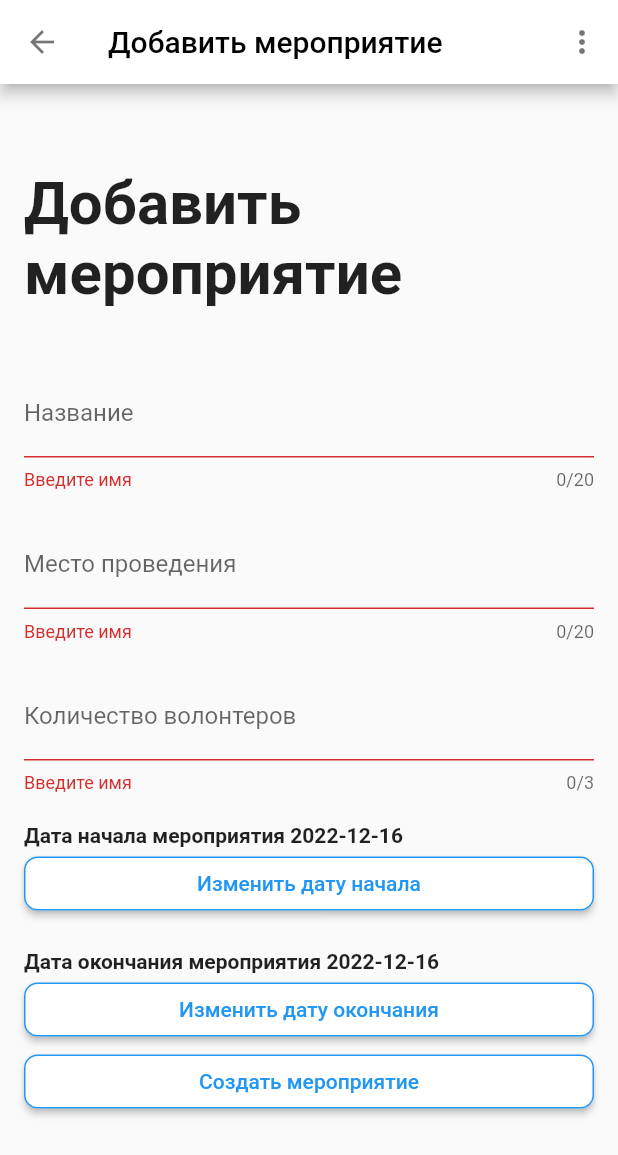
After one commit to IldarGreat/voluunterFront, a Flutter app: the AddEventPage screen opened by its route, after a tap on "Создать мероприятие", on a phone screen of 412 x 824 dp. The commit adds this screen. Shown: the top 1155 px of the screen. Run offline on Flutter 3.47's test engine with Material 2 defaults, Android fonts, the phone set to English and light mode, and no system bars; our stand-ins replace sqflite; accounts and stored records are empty.

Commit message:
feat:add admin flow

```diff
--- a/lib/main.dart
+++ b/lib/main.dart
@@ -1,9 +1,11 @@
 import 'package:flutter/material.dart';
-import 'package:volunteer/screens/applications_page.dart';
-import 'package:volunteer/screens/events_page.dart';
-import 'package:volunteer/screens/peronsal_area_user_page.dart';
+import 'package:volunteer/screens/user/applications_page.dart';
+import 'package:volunteer/screens/user/events_page.dart';
+import 'package:volunteer/screens/user/peronsal_area_user_page.dart';
 import 'model/event.dart';
-import 'screens/event_page.dart';
+import 'screens/admin/add_event_page.dart';
+import 'screens/admin/admin_area.dart';
+import 'screens/user/event_page.dart';
 import 'screens/login_page.dart';
 import 'screens/main_page.dart';
 import 'screens/reference_information_page.dart';
@@ -30,6 +32,9 @@ void main() {
           return MaterialPageRoute(
               builder: (context) => const PersonalAreaUserWidget());
           break;
+        case '/adminPage':
+          return MaterialPageRoute(builder: (context) => const AdminPage());
+          break;
         case '/events':
           String accessToken = settings.arguments as String;
           return MaterialPageRoute(
@@ -37,8 +42,10 @@ void main() {
           break;
         case '/event':
           Event event = settings.arguments as Event;
-          return MaterialPageRoute(
-              builder: (context) => EventScreen(event));
+          return MaterialPageRoute(builder: (context) => EventScreen(event));
+          break;
+        case '/addEvent':
+          return MaterialPageRoute(builder: (context) => const AddEventPage());
           break;
         case '/applications':
           String accessToken = settings.arguments as String;
@@ -47,13 +54,5 @@ void main() {
           break;
       }
     },
-    //routes: {
-    //  '/register': (context) => const RegisterPage(),
-    //  '/login': (context) => const LoginPage(),
-    //  '/reference': (context) => const ReferenceInformationPage(),
-    //  '/mainAuth': (context) => const PersonalAreaUserWidget(),
-    //  '/events': (context) => const EventsWidget(),
-    //  '/applications': (context) => const ApplicationsWidget(),
-    // },
   ));
 }
--- /dev/null
+++ b/lib/screens/admin/add_event_page.dart
@@ -0,0 +1,255 @@
+import 'package:flutter/material.dart';
+import 'package:flutter/src/widgets/container.dart';
+import 'package:flutter/src/widgets/framework.dart';
+import 'package:volunteer/api/event_api.dart';
+import 'package:volunteer/db/database.dart';
+import 'package:volunteer/model/event.dart';
+
+import '../../model/task.dart';
+
+class AddEventPage extends StatefulWidget {
+  const AddEventPage({super.key});
+
+  @override
+  State<AddEventPage> createState() => _AddEventPageState();
+}
+
+class _AddEventPageState extends State<AddEventPage> {
+  final _nameController = TextEditingController();
+  final _placeController = TextEditingController();
+  final _volunteerAmountController = TextEditingController();
+  DateTime startedDay = DateTime.now();
+  DateTime endedDay = DateTime.now();
+  final _formKey = GlobalKey<FormState>();
+  @override
+  void dispose() {
+    super.dispose();
+    _nameController.dispose();
+    _placeController.dispose();
+    _volunteerAmountController.dispose();
+  }
+
+  @override
+  Widget build(BuildContext context) {
+    return Scaffold(
+      appBar: AppBar(
+        title: const Text(
+          'Добавить мероприятие',
+          style: TextStyle(color: Colors.black),
+        ),
+        leading: IconButton(
+          icon: const Icon(
+            Icons.arrow_back,
+            color: Colors.black54,
+          ),
+          onPressed: () {
+            Navigator.pop(context);
+          },
+        ),
+        actions: [
+          IconButton(
+            onPressed: () {
+              Navigator.pushNamed(context, '/reference');
+            },
+            icon: const Icon(Icons.more_vert),
+            color: Colors.black54,
+          ),
+        ],
+        backgroundColor: Colors.white,
+      ),
+      body: Form(
+        key: _formKey,
+        child: ListView(
+          padding: const EdgeInsets.all(16),
+          children: [
+            const SizedBox(
+              height: 40,
+            ),
+            const Text(
+              'Добавить мероприятие',
+              style: TextStyle(
+                fontSize: 40,
+                fontWeight: FontWeight.bold,
+              ),
+            ),
+            const SizedBox(
+              height: 40,
+            ),
+            TextFormField(
+              controller: _nameController,
+              maxLength: 20,
+              decoration: const InputDecoration(
+                labelText: 'Название',
+                enabledBorder: OutlineInputBorder(
+                  borderSide: BorderSide(width: 0.1),
+                ),
+                focusedBorder: OutlineInputBorder(
+                  borderSide: BorderSide(width: 0.1),
+                ),
+              ),
+              validator: (value) => (value!.isEmpty) ? 'Введите имя' : null,
+            ),
+            const SizedBox(
+              height: 20,
+            ),
+            TextFormField(
+              controller: _placeController,
+              maxLength: 20,
+              decoration: const InputDecoration(
+                labelText: 'Место проведения',
+                enabledBorder: OutlineInputBorder(
+                  borderSide: BorderSide(width: 0.1),
+                ),
+                focusedBorder: OutlineInputBorder(
+                  borderSide: BorderSide(width: 0.1),
+                ),
+              ),
+              validator: (value) => (value!.isEmpty) ? 'Введите имя' : null,
+            ),
+            const SizedBox(
+              height: 20,
+            ),
+            TextFormField(
+              controller: _volunteerAmountController,
+              maxLength: 3,
+              keyboardType: TextInputType.number,
+              decoration: const InputDecoration(
+                labelText: 'Количество волонтеров',
+                enabledBorder: OutlineInputBorder(
+                  borderSide: BorderSide(width: 0.1),
+                ),
+                focusedBorder: OutlineInputBorder(
+                  borderSide: BorderSide(width: 0.1),
+                ),
+              ),
+              validator: (value) => (value!.isEmpty) ? 'Введите имя' : null,
+            ),
+            const SizedBox(
+              height: 20,
+            ),
+            Text(
+              'Дата начала мероприятия ${startedDay.year}-${startedDay.month}-${startedDay.day}',
+              style: const TextStyle(fontWeight: FontWeight.bold),
+            ),
+            editDate(0),
+            const SizedBox(
+              height: 20,
+            ),
+            Text(
+              'Дата окончания мероприятия ${endedDay.year}-${endedDay.month}-${endedDay.day}',
+              style: const TextStyle(fontWeight: FontWeight.bold),
+            ),
+            editDate(1),
+            ElevatedButton(
+              onPressed: () {
+                _addEvent();
+              },
+              style: ButtonStyle(
+                backgroundColor: MaterialStateProperty.all<Color>(Colors.white),
+                shape: MaterialStateProperty.all<RoundedRectangleBorder>(
+                  RoundedRectangleBorder(
+                    borderRadius: BorderRadius.circular(9.0),
+                    side: const BorderSide(color: Colors.blue),
+                  ),
+                ),
+              ),
+              child: const Text(
+                'Создать мероприятие',
+                style: TextStyle(color: Colors.blue),
+              ),
+            ),
+          ],
+        ),
+      ),
+    );
+  }
+
+  void _addEvent() {
+    if (_formKey.currentState!.validate()) {
+      List<Task> tasks = [];
+      TaskList taskList = TaskList(tasks);
+      String startedMonthchar = '${startedDay.month}';
+      String startedDaychar = '${startedDay.day}';
+      String endedDaychar = '${endedDay.day}';
+      String endedMonthchar = '${endedDay.month}';
+      if (startedMonthchar.length == 1) {
+        startedMonthchar = '0$startedMonthchar';
+      }
+      if (startedDaychar.length == 1) {
+        startedDaychar = '0$startedDaychar';
+      }
+      if (endedDaychar.length == 1) {
+        endedDaychar = '0$endedDaychar';
+      }
+      if (endedMonthchar.length == 1) {
+        endedMonthchar = '0$endedMonthchar';
+      }
+      Event event = Event(
+          0,
+          _nameController.text,
+          int.parse(_volunteerAmountController.text),
+          _placeController.text,
+          taskList,
+          '${startedDay.year}-$startedMonthchar-$startedDaychar',
+          '${endedDay.year}-$endedMonthchar-$endedDaychar',
+          '13:00:00');
+      print(event.volunteerAmount);
+      DBProvider.db.getDBAuth().then(
+        (value) {
+          print(value.accessToken);
+          EventApi()
+              .addEvent(event, value.accessToken)
+              .then((value) => checkReturn(value));
+        },
+      );
+    }
+  }
+
+  ElevatedButton editDate(int id) {
+    return ElevatedButton(
+        onPressed: () async {
+          DateTime? newDate = await showDatePicker(
+              context: context,
+              initialDate: id == 0 ? startedDay : endedDay,
+              firstDate: DateTime.now(),
+              lastDate: DateTime(2030));
+          if (newDate != null) {
+            setState(() {
+              if (id == 0) {
+                startedDay = newDate;
+              } else {
+                endedDay = newDate;
+              }
+            });
+          }
+        },
+        style: ButtonStyle(
+          backgroundColor: MaterialStateProperty.all<Color>(Colors.white),
+          shape: MaterialStateProperty.all<RoundedRectangleBorder>(
+            RoundedRectangleBorder(
+              borderRadius: BorderRadius.circular(9.0),
+              side: const BorderSide(color: Colors.blue),
+            ),
+          ),
+        ),
+        child: Text(
+          id == 0 ? 'Изменить дату начала' : 'Изменить дату окончания',
+          style: const TextStyle(color: Colors.blue),
+        ));
+  }
+
+  void checkReturn(String value) {
+    if (value == 'Успешно создана!') {
+      final snackBar = SnackBar(
+        content: const Text('Мероприятие создано'),
+        action: SnackBarAction(
+          label: 'Понял',
+          onPressed: () {},
+        ),
+      );
+
+      ScaffoldMessenger.of(context).showSnackBar(snackBar);
+      Navigator.pop(context);
+    }
+  }
+}
--- a/lib/screens/register_pade.dart
+++ b/lib/screens/register_pade.dart
@@ -5,7 +5,7 @@ import 'package:volunteer/api/auth_api.dart';
 import 'package:volunteer/db/database.dart';
 
 import '../model/user.dart';
-import 'peronsal_area_user_page.dart';
+import 'user/peronsal_area_user_page.dart';
 
 const List<String> sexs = <String>['Мужской', 'Женский'];
 
@@ -318,7 +318,7 @@ class RegisterState extends State<RegisterPage> {
                 ),
                 child: Text(
                   editData ? 'Изменить' : 'Зарегистрироваться',
-                  style: TextStyle(color: Colors.blue),
+                  style: const TextStyle(color: Colors.blue),
                 ),
               ),
             )
--- a/lib/screens/peronsal_area_user_page.dart
+++ b/lib/screens/user/peronsal_area_user_page.dart
@@ -2,8 +2,8 @@ import 'package:flutter/material.dart';
 import 'package:volunteer/model/user.dart';
 import 'package:volunteer/screens/main_page.dart';
 
-import '../db/database.dart';
-import '../model/auth.dart';
+import '../../db/database.dart';
+import '../../model/auth.dart';
 
 class PersonalAreaUserWidget extends StatefulWidget {
   const PersonalAreaUserWidget({super.key});
--- a/lib/utils/constants.dart
+++ b/lib/utils/constants.dart
@@ -1,6 +1,6 @@
 class Constants {
   static const String VOLUNTEER_BASE_SCHEMA = 'http://';
-  static const String VOLUNTEER_BASE_URL_DOMAIN = '192.168.112.96:8080';
+  static const String VOLUNTEER_BASE_URL_DOMAIN = '192.168.120.96:8080';
   static const String VOLUNTEER_AUTH_PATH = '/auth';
   static const String VOLUNTEER_USER_PATH = '/users';
   static const String VOLUNTEER_TASKS_PATH = '/tasks';
```
Also changed, not shown: lib/api/event_api.dart (+19 -1 lines), lib/model/event.dart (+11 -0 lines), lib/screens/admin/admin_area.dart (added, +207 -0 lines), lib/screens/login_page.dart (+14 -4 lines), lib/screens/main_page.dart (+6 -3 lines), lib/screens/user/event_page.dart (renamed from lib/screens/event_page.dart, +21 -8 lines), lib/screens/user/events_page.dart (renamed from lib/screens/events_page.dart, +18 -5 lines), lib/screens/admin/my_event_page.dart (added), lib/screens/user/applications_page.dart (renamed from lib/screens/applications_page.dart).
